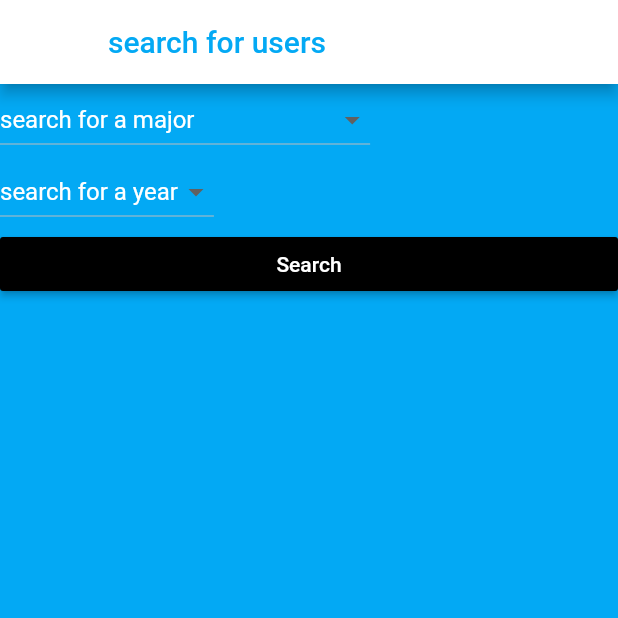
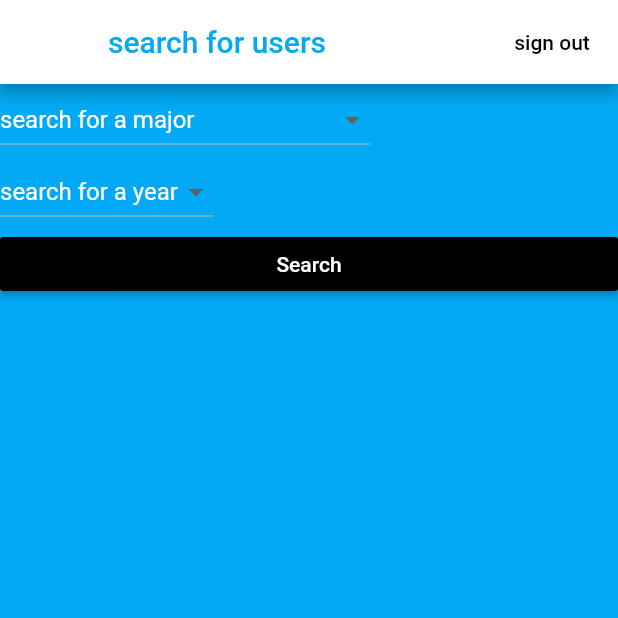
Before and after one commit to seanjmcdonald/flutter_app, a Flutter app: the CreateQuery screen opened directly, on a phone screen of 412 x 824 dp, the top half of it. Run offline on Flutter 3.47's test engine with Material 2 defaults, Android fonts, the phone set to English and light mode, and no system bars; our stand-ins replace cloud_firestore, firebase_auth, firebase_storage, image_picker; accounts and stored records are empty.

```diff
--- a/lib/displayusers.dart
+++ b/lib/displayusers.dart
@@ -3,7 +3,6 @@ import 'package:cloud_firestore/cloud_firestore.dart';
 import 'package:flutter/material.dart';
 //import 'dart:async';
 //import 'package:async/async.dart';
-import 'logout.dart';
 import 'login.dart';
 import 'package:firebase_auth/firebase_auth.dart';
 import 'main.dart';
@@ -38,6 +37,13 @@ class _CreateQuery extends State<CreateQuery> {
         user=_user;
       });
     }
+  }
+
+  Future<LoginPage>_logOut() async{
+    await FirebaseAuth.instance.signOut().then((_){
+      Navigator.of(context).pushNamedAndRemoveUntil('/login',(Route<dynamic> route) => false);
+    });
+    return LoginPage();
   }
 
   getData() async{
@@ -116,6 +122,10 @@ class _CreateQuery extends State<CreateQuery> {
       value: 'Murderer',
     ));
     selectMajor.add(DropdownMenuItem(
+      child: Text('Princess'),
+      value: 'Princess',
+    ));
+    selectMajor.add(DropdownMenuItem(
       child: Text('Computer Information Systems'),
       value: 'Computer Information Systems',
     ));
@@ -150,12 +160,14 @@ class _CreateQuery extends State<CreateQuery> {
       itemBuilder: (context,i){
         return ListTileTheme(
           child: Container(
+            width: MediaQuery.of(context).size.width,
             color: Color((math.Random().nextDouble() * 0xFFFFFF).toInt() << 0).withOpacity(1.0),
             child: GestureDetector(
               onTap: () {
                 print('tapped');
                 Navigator.push(context, MaterialPageRoute(builder: (context) => DisplayUserPage(userDocument: ss.documents[i])));
               },
+              behavior: HitTestBehavior.opaque,
             child: Row(
              // crossAxisAlignment: CrossAxisAlignment.center,
 
@@ -184,7 +196,11 @@ class _CreateQuery extends State<CreateQuery> {
   Widget build(BuildContext context) {
     return Scaffold(
       backgroundColor: Colors.lightBlue,
-      appBar: AppBar(title: Text('search for users',style: TextStyle(color: Colors.lightBlue),),
+      appBar: AppBar(
+        actions: <Widget>[
+          FlatButton(onPressed: _logOut, child: Text('sign out',style: TextStyle(color: Colors.black),)),
+        ],
+        title: Text('search for users',style: TextStyle(color: Colors.lightBlue),),
       backgroundColor: Colors.white,),
       body: ListView(
          // mainAxisAlignment: MainAxisAlignment.spaceEvenly,
--- a/lib/login.dart
+++ b/lib/login.dart
@@ -33,7 +33,7 @@ class _LoginPage extends State<LoginPage> {
         assert(user!=null);
         assert(await user.getIdToken()!=null);
         assert(FirebaseAuth.instance.currentUser() != null);
-        Navigator.push(context,new MaterialPageRoute(builder: (context)=> new HomeScreen()));
+        Navigator.pushReplacement(context,new MaterialPageRoute(builder: (context)=> new HomeScreen()));
 
       } catch(e){
         print(e.message);
```
Also changed, not shown: lib/createuser.dart (+11 -1 lines), lib/displayuserpage.dart (+16 -4 lines), lib/profilepage.dart (+5 -3 lines).
